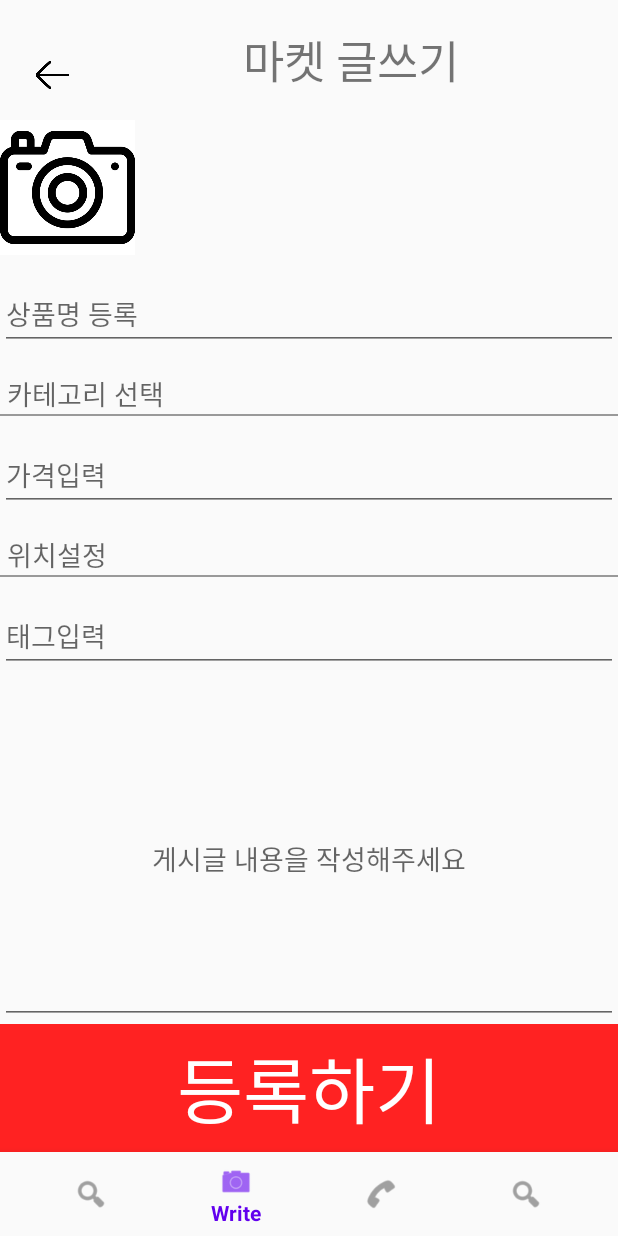
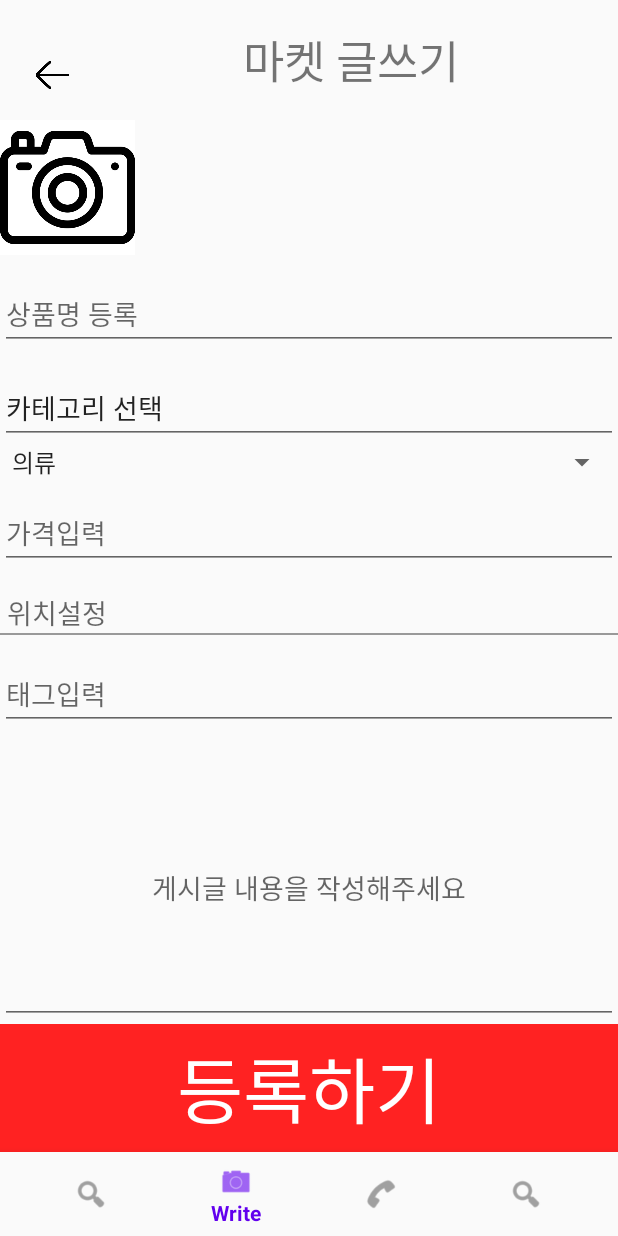
Before and after one commit to heoseo/DaisoInMyHouse, an Android app: the screen it shows after launch (MainActivity), item 2 of the bottom bar chosen, on a phone screen of 412 x 824 dp. Run offline under Robolectric (Android 15) with nearby library versions, the phone set to English and light mode, and no system bars; our stand-ins replace Picasso; libraries missing offline, so code that uses them is left out: com.kakao.auth, com.kakao.usermgmt; pictures from the network do not load; 3 statements that could not run were skipped.

Commit message:
글쓰기 DB등록

```diff
--- a/app/src/main/java/com/example/daisoinmyhouse/SettingMyAreaActivity.java
+++ b/app/src/main/java/com/example/daisoinmyhouse/SettingMyAreaActivity.java
@@ -85,8 +85,11 @@ public class SettingMyAreaActivity extends AppCompatActivity {
 
                 editor.commit();
 //
-                setResult(RESULT_OK);
+                Intent intent = new Intent();
+                intent.putExtra("result_msg", address);
+                setResult(RESULT_OK, intent);
                 finish();
+
 
 
             }
--- a/app/src/main/java/com/example/daisoinmyhouse/WriteNewItemFragment.java
+++ b/app/src/main/java/com/example/daisoinmyhouse/WriteNewItemFragment.java
@@ -6,11 +6,15 @@ import android.graphics.Bitmap;
 import android.graphics.BitmapFactory;
 import android.net.Uri;
 import android.os.Bundle;
+import android.util.Log;
 import android.view.LayoutInflater;
 import android.view.View;
 import android.view.ViewGroup;
+import android.widget.AdapterView;
 import android.widget.Button;
+import android.widget.EditText;
 import android.widget.ImageButton;
+import android.widget.Spinner;
 import android.widget.TextView;
 import android.widget.ImageView;
 import android.widget.Toast;
@@ -24,12 +28,14 @@ import static android.app.Activity.RESULT_OK;
 public class WriteNewItemFragment extends Fragment {
 
     private static final int REQUEST_AREA = 50;
-    TextView btnSelectCategory;
+    EditText product_Resister,pricce,conttent,taag;
+    TextView cattegory;
+    Button writeBtn;
     TextView btnSetLocation;
     ImageButton btn_back;
     ImageView btn_photo;
     MainActivity activity;
-
+    Spinner spinner;
 
 
     @Nullable
@@ -39,16 +45,26 @@ public class WriteNewItemFragment extends Fragment {
         activity = (MainActivity) getActivity();
 
 
+        ViewGroup rootView = (ViewGroup) inflater.inflate(R.layout.fragment_write_new_item, container, false);
 
-        ViewGroup rootView = (ViewGroup) inflater.inflate(R.layout.fragment_write_new_item, container, false);
-        btnSelectCategory = rootView.findViewById(R.id.tv_category);
-        btnSelectCategory.setOnClickListener(new View.OnClickListener() {
+        product_Resister =rootView.findViewById(R.id.et_register);
+        cattegory = rootView.findViewById(R.id.et_category);
+        pricce = rootView.findViewById(R.id.et_price);
+        taag=rootView.findViewById(R.id.et_tag);
+        conttent = rootView.findViewById(R.id.et_explain);
+
+        spinner = rootView.findViewById(R.id.spinner);
+        spinner.setOnItemSelectedListener(new AdapterView.OnItemSelectedListener() {
+            public void onItemSelected(AdapterView<?> parent, View view, int position, long id) {
+                cattegory.setText(parent.getItemAtPosition(position).toString());
+                cattegory.setVisibility(View.INVISIBLE);
+            }
+
             @Override
-            public void onClick(View view) {
-                Intent intent = new Intent(getContext(), CategoryInWriteActivity.class);
-                getContext().startActivity(intent);
+            public void onNothingSelected(AdapterView<?> parent) {
             }
         });
+
 
 
 
@@ -84,8 +100,36 @@ public class WriteNewItemFragment extends Fragment {
         btnSetLocation.setOnClickListener(new View.OnClickListener() {
             @Override
             public void onClick(View view) {
-//                startActivityForResult(new Intent(getContext(), SettingMyAreaActivity.class) ,0);
+                startActivityForResult(new Intent(getContext(), SettingMyAreaActivity.class) ,0);
 
+            }
+        });
+
+
+
+        //글쓰기 등록시 db연결
+        writeBtn = rootView.findViewById(R.id.btn_register);
+        writeBtn.setOnClickListener(new View.OnClickListener() {
+            public void onClick(View view) {
+                try {
+                    String name = product_Resister.getText().toString();
+                    String category = cattegory.getText().toString();
+                    String price = pricce.getText().toString();
+                    String tag = taag.getText().toString();
+                    String content = conttent.getText().toString();
+                    Write_RegisterActivity task =new Write_RegisterActivity();
+
+                    String result = task.execute(name, category, price, content).get();
+                    // 빈칸이 있는지 검사사
+                    if(name.getBytes().length <=0 && category.getBytes().length <=0 && price.getBytes().length <=0 && tag.getBytes().length <=0 &&content.getBytes().length <=0 ){
+                        Toast.makeText(activity.getApplicationContext(), "모든 입력창을 입력해주세요!", Toast.LENGTH_LONG).show();
+                    }else{
+                        Toast.makeText(activity.getApplicationContext(), result, Toast.LENGTH_LONG).show();
+                        activity.finish();
+                    }
+                } catch (Exception e) {
+                    Log.i("DBtest", ".....ERROR.....!");
+                }
             }
         });
 
@@ -101,20 +145,20 @@ public class WriteNewItemFragment extends Fragment {
     public void onActivityResult(int requestCode, int resultCode, Intent intent)
     {
         super.onActivityResult(requestCode, resultCode, intent);
-//
-//        if (resultCode != RESULT_OK) {
-//            Toast.makeText(MainActivity.this, "결과가 성공이 아님.", Toast.LENGTH_SHORT).show();
-//            return;
-//        }
-//
-//        if (requestCode == REQUEST_AREA) {
-//            String resultMsg = data.getStringExtra("result_msg");
-//            textView.setText(resultMsg);
-//
+
+        if (resultCode != RESULT_OK) {
+//            Toast.makeText(getContext(), "결과가 성공이 아님.", Toast.LENGTH_SHORT).show();
+            return;
+        }
+
+        if (requestCode == REQUEST_AREA) {
+            String resultMsg = intent.getStringExtra("result_msg");
+            btnSetLocation.setText(resultMsg);
+
 //            Toast.makeText(MainActivity.this, "결과 : " + resultMsg, Toast.LENGTH_SHORT).show();
-//        } else {
+        } else {
 //            Toast.makeText(MainActivity.this, "REQUEST_ACT가 아님", Toast.LENGTH_SHORT).show();
-//        }
+        }
 
 
         if(requestCode == 100 && resultCode == 1) {
--- a/app/src/main/java/com/example/daisoinmyhouse/Write_RegisterActivity.java
+++ b/app/src/main/java/com/example/daisoinmyhouse/Write_RegisterActivity.java
@@ -2,6 +2,7 @@ package com.example.daisoinmyhouse;
 import android.os.AsyncTask;
 import android.os.Build;
 import android.util.Log;
+import android.widget.EditText;
 
 import java.io.BufferedReader;
 import java.io.IOException;
--- a/app/src/main/res/layout/activity_category_in_write.xml
+++ b/app/src/main/res/layout/activity_category_in_write.xml
@@ -55,6 +55,7 @@
             android:src="@drawable/clothing" />
 
         <TextView
+            android:id="@+id/clothes"
             android:layout_width="match_parent"
             android:layout_height="wrap_content"
             android:textSize="20dp"
--- a/app/src/main/res/layout/fragment_write_new_item.xml
+++ b/app/src/main/res/layout/fragment_write_new_item.xml
@@ -57,26 +57,32 @@
             android:hint="상품명 등록" />
 
 
-        <TextView
-            android:id="@+id/tv_category"
+        <EditText
+            android:id="@+id/writeCate"
+            android:text="카테고리 선택"
             android:layout_width="match_parent"
             android:layout_height="wrap_content"
-            android:layout_marginTop="15dp"
-            android:textSize="18dp"
-            android:hint=" 카테고리 선택" />
+            android:layout_marginTop="15dp"/>
 
 
-        <View
-            android:layout_width="wrap_content"
-            android:layout_height="1dp"
-            android:background="#999999"/>
+        <Spinner
+            android:id="@+id/spinner"
+            android:layout_width="match_parent"
+            android:layout_height="wrap_content"
+            android:entries="@array/product"></Spinner>
+
+        <TextView
+            android:id="@+id/et_category"
+            android:layout_width="match_parent"
+            android:layout_height="10dp"
+            android:text="드롭다운 결과"/>
 
 
         <EditText
             android:id="@+id/et_price"
             android:layout_width="match_parent"
             android:layout_height="wrap_content"
-            android:layout_marginTop="15dp"
+            android:layout_marginTop="1dp"
             android:hint="가격입력" />
 
         <TextView
--- /dev/null
+++ b/app/src/main/res/values/array.xml
@@ -0,0 +1,11 @@
+<?xml version="1.0" encoding="utf-8"?>
+<resources>
+    <string-array name="product">
+        <item >의류</item>
+        <item >생활용품</item>
+        <item >주방용품</item>
+        <item >디지털</item>
+        <item >도서</item>
+        <item >기타</item>
+    </string-array>
+</resources>
```
